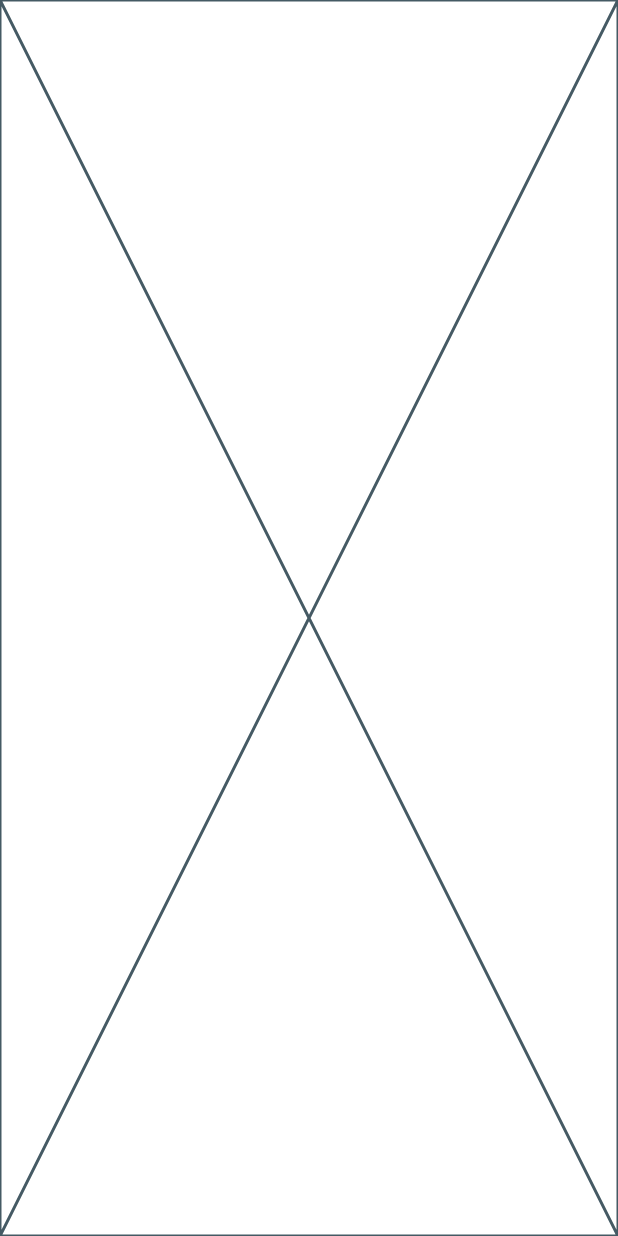
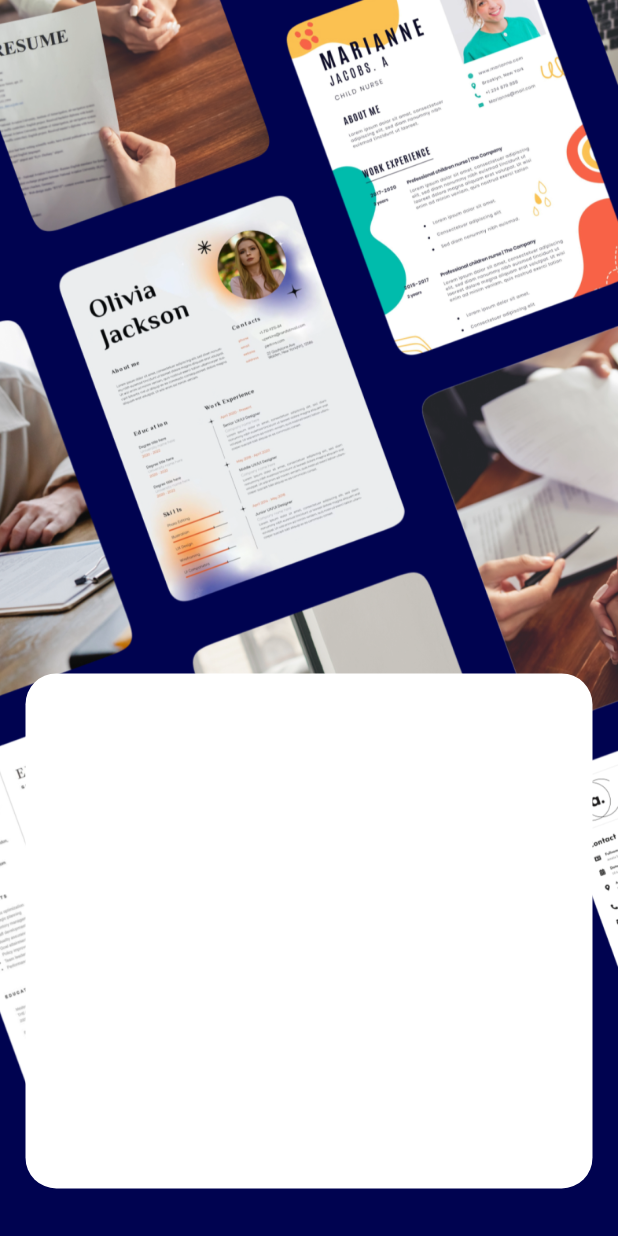
Before and after one commit to Prafulpatnecha/resume_cv, a Flutter app: the screen it shows after launch, on a phone screen of 412 x 824 dp. Run offline on Flutter 3.47's test engine with Material 3 defaults, Android fonts, the phone set to English and light mode, and no system bars.

Commit message:
14-05-24

```diff
--- a/lib/home/startedfile/started_page.dart
+++ b/lib/home/startedfile/started_page.dart
@@ -1,4 +1,6 @@
 import 'package:flutter/material.dart';
+import 'package:resume_cv/utils/colors.dart';
+import 'package:resume_cv/utils/images_all.dart';
 
 class StartedPage extends StatefulWidget {
   const StartedPage({super.key});
@@ -10,6 +12,36 @@ class StartedPage extends StatefulWidget {
 class _StartedPageState extends State<StartedPage> {
   @override
   Widget build(BuildContext context) {
-    return const Placeholder();
+    double h = MediaQuery.of(context).size.height;
+    double w = MediaQuery.of(context).size.width;
+    return Scaffold(
+      body: Container(
+        height: h,
+        width: w,
+        decoration: BoxDecoration(
+          color: onScreenColor,
+          image: DecorationImage(image: backImage, fit: BoxFit.cover),
+        ),
+        child: Column(
+          children: [
+            const Spacer(),
+            Stack(
+              children: [
+                Container(
+                  margin: const EdgeInsets.symmetric(horizontal: 17),
+                  height: h/2.4,
+                  width: w,
+                  decoration: BoxDecoration(
+                  color: Colors.white,
+                    borderRadius: BorderRadius.circular(h/40)
+                  ),
+                ),
+              ],
+            ),
+            SizedBox(height: h/26,),
+          ],
+        ),
+      ),
+    );
   }
 }
--- a/lib/utils/images_all.dart
+++ b/lib/utils/images_all.dart
@@ -1,3 +1,4 @@
 import 'package:flutter/cupertino.dart';
 
 AssetImage logoImage=const AssetImage('assets/images/logoapp.png');
+AssetImage backImage=const AssetImage('assets/images/back.png');
```
